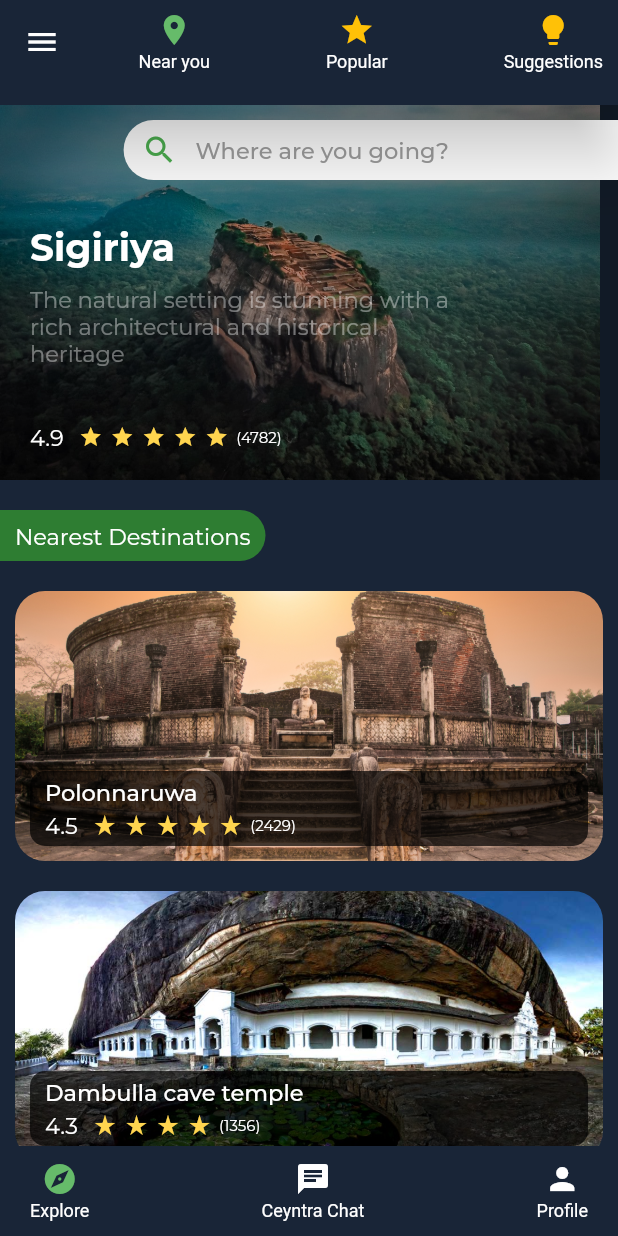
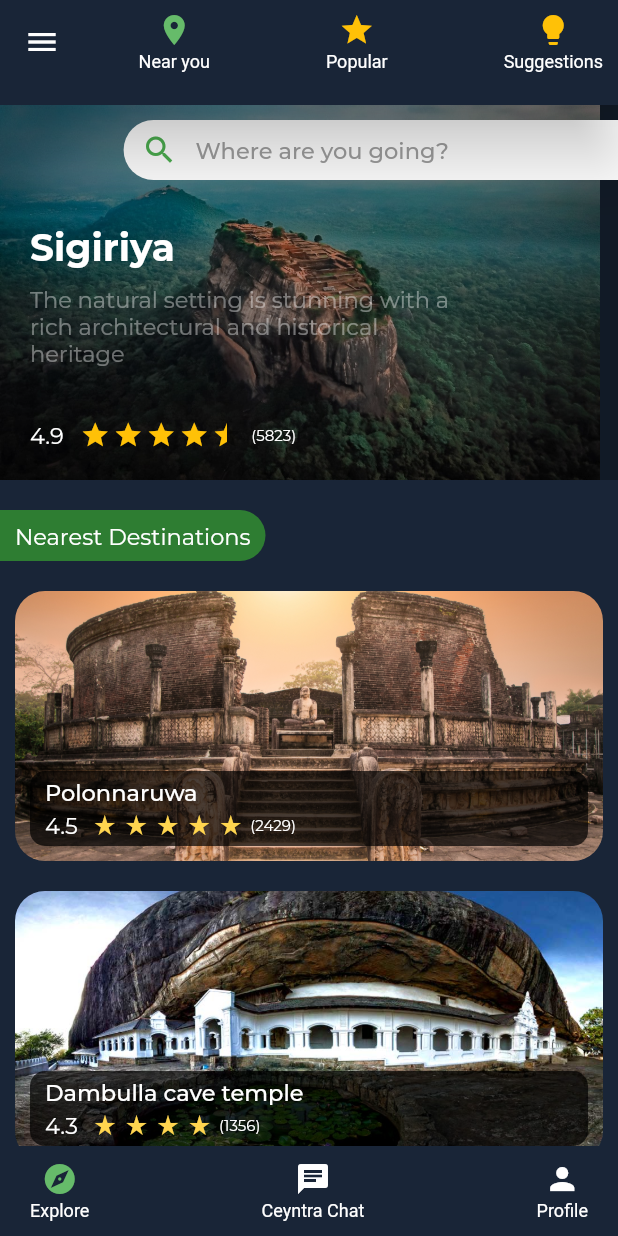
Before and after one commit to Ceyntra/Ceyntra-mobile, a Flutter app: the screen it shows after launch, on a phone screen of 412 x 824 dp. Run offline on Flutter 3.47's test engine with Material 2 defaults, Android fonts, the phone set to English and light mode, and no system bars; drawn by our look-alikes of flutter_rating_bar; our stand-ins replace carousel_pro, expandable_text, google_fonts.

Commit message:
replace some code with reusable widgets

```diff
--- a/lib/views/screens/mainFeed/mainFeed.dart
+++ b/lib/views/screens/mainFeed/mainFeed.dart
@@ -1,5 +1,4 @@
-import 'package:ceyntra_mobile/views/screens/clickOnPlace/placeFeed.dart';
-import 'package:ceyntra_mobile/views/screens/secondaryFeed/popularFeed.dart';
+import 'package:ceyntra_mobile/views/screens/clickOnThePlace/clickOnThePlaceFeed.dart';
 import 'package:ceyntra_mobile/views/screens/secondaryFeed/secondaryFeed.dart';
 import 'package:flutter/material.dart';
 
@@ -13,14 +12,12 @@ class _MainFeedScreenState extends State<MainFeedScreen> {
   String clickedPlace;
 
   void changeMainFeedStateState(String state) {
-    // setState(() => mainFeedState = state);
     setState(() {
       mainFeedState = state;
     });
   }
 
   void setClickedPlace(String place) {
-    // setState(() => mainFeedState = state);
     setState(() {
       clickedPlace = place;
     });
@@ -33,7 +30,7 @@ class _MainFeedScreenState extends State<MainFeedScreen> {
         setClickedPlace: setClickedPlace,
       );
     else if (mainFeedState == "clickOnThePlace")
-      return PlaceFeedScreen(
+      return ClickOnThePlacePlaceFeedScreen(
         place: clickedPlace,
       );
     // else if (mainFeedState == "profile") return SuggestionsFeedScreen();
--- a/lib/views/screens/secondaryFeed/nearYouFeed.dart
+++ b/lib/views/screens/secondaryFeed/nearYouFeed.dart
@@ -1,4 +1,6 @@
+import 'package:ceyntra_mobile/views/widgets/DisplayRatingWidget.dart';
 import 'package:ceyntra_mobile/views/widgets/feedPlaceWidget.dart';
+import 'package:ceyntra_mobile/views/widgets/greenTagWidget.dart';
 import 'package:flutter/material.dart';
 import 'package:google_fonts/google_fonts.dart';
 
@@ -102,86 +104,18 @@ class _NearYouFeedScreenState extends State<NearYouFeedScreen> {
                   bottom: 20,
                   left: 20,
                   child: Container(
-                    child: Row(
-                      children: [
-                        Container(
-                          margin: EdgeInsets.only(right: 10),
-                          child: Text(
-                            "4.9",
-                            style: GoogleFonts.montserrat(
-                                fontSize: 15, color: Colors.white),
-                          ),
-                        ),
-                        Container(
-                          margin: EdgeInsets.only(right: 5),
-                          child: Icon(
-                            Icons.star,
-                            color: Colors.amber[300],
-                            size: 16,
-                          ),
-                        ),
-                        Container(
-                          margin: EdgeInsets.only(right: 5),
-                          child: Icon(
-                            Icons.star,
-                            color: Colors.amber[300],
-                            size: 16,
-                          ),
-                        ),
-                        Container(
-                          margin: EdgeInsets.only(right: 5),
-                          child: Icon(
-                            Icons.star,
-                            color: Colors.amber[300],
-                            size: 16,
-                          ),
-                        ),
-                        Container(
-                          margin: EdgeInsets.only(right: 5),
-                          child: Icon(
-                            Icons.star,
-                            color: Colors.amber[300],
-                            size: 16,
-                          ),
-                        ),
-                        Container(
-                          margin: EdgeInsets.only(right: 5),
-                          child: Icon(
-                            Icons.star,
-                            color: Colors.amber[300],
-                            size: 16,
-                          ),
-                        ),
-                        Container(
-                          // margin: EdgeInsets.only(left: 5),
-                          child: Text(
-                            "(4782)",
-                            style: GoogleFonts.montserrat(
-                                fontSize: 10, color: Colors.white),
-                          ),
-                        ),
-                      ],
+                    child: DisplayRatingWidget(
+                      rating: 4.9,
+                      votes: 5823,
                     ),
                   ))
             ],
           ),
         ),
-        SizedBox(
-          height: 20,
-        ),
         Container(
           alignment: Alignment.centerLeft,
-          child: Container(
-            padding: EdgeInsets.symmetric(horizontal: 10, vertical: 8),
-            child: Text(
-              "Nearest Destinations",
-              style: GoogleFonts.montserrat(fontSize: 15, color: Colors.white),
-            ),
-            decoration: BoxDecoration(
-                color: Colors.green[800],
-                borderRadius: BorderRadius.only(
-                    topRight: Radius.circular(20),
-                    bottomRight: Radius.circular(20))),
+          child: GreenTagWidget(
+            title: "Nearest Destinations",
           ),
         ),
         FeedPlaceWidget(
--- a/lib/views/widgets/feedPlaceWidget.dart
+++ b/lib/views/widgets/feedPlaceWidget.dart
@@ -1,5 +1,3 @@
-import 'package:ceyntra_mobile/views/screens/clickOnPlace/placeMainFeed.dart';
-import 'package:ceyntra_mobile/views/screens/placeDetailsScreen.dart';
 import 'package:flutter/material.dart';
 import 'package:google_fonts/google_fonts.dart';
 
@@ -48,7 +46,7 @@ class _FeedPlaceWidgetState extends State<FeedPlaceWidget> {
         );
       },
       child: Container(
-        margin: EdgeInsets.only(top: 20),
+        margin: EdgeInsets.only(bottom: 20),
         child: Container(
           child: Stack(
             children: [
```
Also changed, not shown: lib/views/screens/clickOnPlace/placeMainFeed.dart (deleted, +0 -123 lines), lib/views/screens/clickOnThePlace/clickOnThePlaceFeed.dart (renamed from lib/views/screens/clickOnPlace/placeFeed.dart, +9 -7 lines), lib/views/screens/clickOnThePlace/clickedPlaceDetails.dart (renamed from lib/views/screens/clickOnPlace/placeScreen.dart, +5 -6 lines), lib/views/screens/clickOnThePlace/placeMainFeed.dart (added, +123 -0 lines), lib/views/screens/placeDetailsScreen.dart (deleted, +0 -125 lines).
